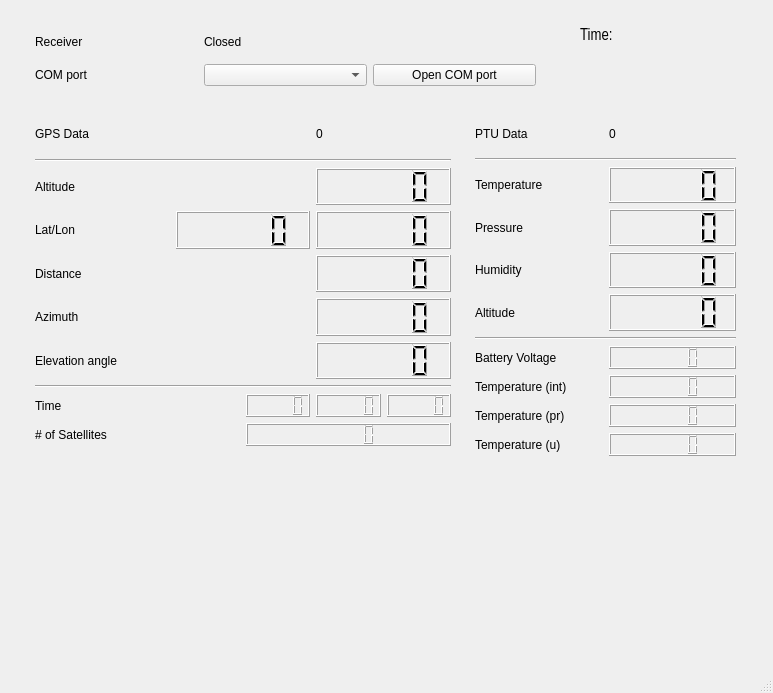
Qt form iMet.ui (ntu-as-cooklab/iMet-gui) before a commit.
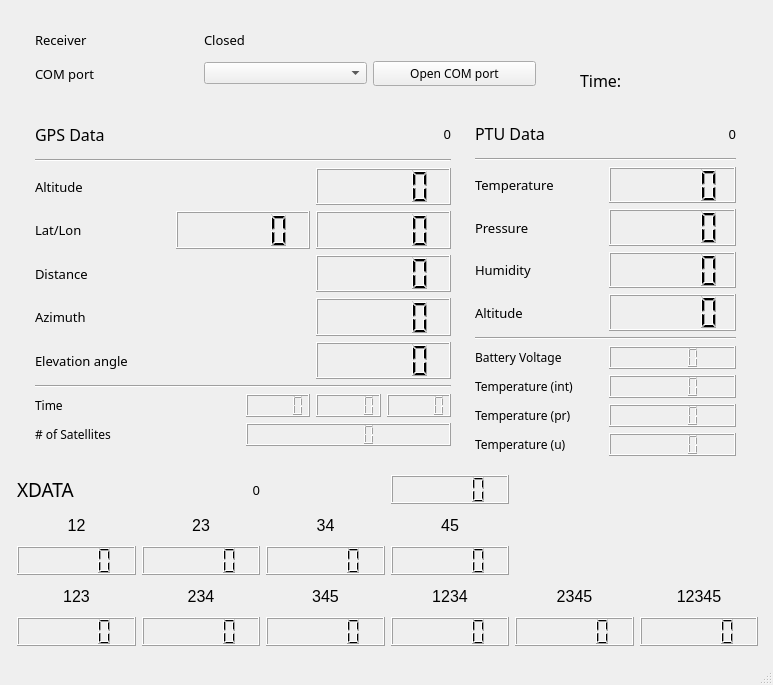
The same form after that commit.

What changed in the file:
```diff
--- a/iMet.ui
+++ b/iMet.ui
@@ -7,38 +7,13 @@
     <x>0</x>
     <y>0</y>
     <width>773</width>
-    <height>693</height>
+    <height>685</height>
    </rect>
   </property>
   <property name="windowTitle">
    <string>MainWindow</string>
   </property>
   <widget class="QWidget" name="centralwidget">
-   <widget class="QLabel" name="Time">
-    <property name="geometry">
-     <rect>
-      <x>580</x>
-      <y>20</y>
-      <width>161</width>
-      <height>31</height>
-     </rect>
-    </property>
-    <property name="font">
-     <font>
-      <family>Arial Narrow</family>
-      <pointsize>12</pointsize>
-      <weight>9</weight>
-      <italic>false</italic>
-      <bold>false</bold>
-     </font>
-    </property>
-    <property name="styleSheet">
-     <string notr="true">font: 75 12pt &quot;Arial Narrow&quot;;</string>
-    </property>
-    <property name="text">
-     <string>Time:</string>
-    </property>
-   </widget>
    <widget class="QWidget" name="gridLayoutWidget">
     <property name="geometry">
      <rect>
@@ -63,6 +38,12 @@
      </property>
      <item row="7" column="0">
       <widget class="QLabel" name="label_2">
+       <property name="font">
+        <font>
+         <family>Century Gothic</family>
+         <pointsize>10</pointsize>
+        </font>
+       </property>
        <property name="text">
         <string>Distance</string>
        </property>
@@ -76,6 +57,12 @@
      </item>
      <item row="5" column="0">
       <widget class="QLabel" name="label_9">
+       <property name="font">
+        <font>
+         <family>Century Gothic</family>
+         <pointsize>10</pointsize>
+        </font>
+       </property>
        <property name="text">
         <string>Lat/Lon</string>
        </property>
@@ -86,6 +73,12 @@
      </item>
      <item row="3" column="0">
       <widget class="QLabel" name="label">
+       <property name="font">
+        <font>
+         <family>Century Gothic</family>
+         <pointsize>10</pointsize>
+        </font>
+       </property>
        <property name="text">
         <string>Altitude</string>
        </property>
@@ -96,6 +89,12 @@
      </item>
      <item row="1" column="0">
       <widget class="QLabel" name="label_23">
+       <property name="font">
+        <font>
+         <family>Century Gothic</family>
+         <pointsize>12</pointsize>
+        </font>
+       </property>
        <property name="text">
         <string>GPS Data</string>
        </property>
@@ -119,6 +118,12 @@
      </item>
      <item row="9" column="0">
       <widget class="QLabel" name="label_21">
+       <property name="font">
+        <font>
+         <family>Century Gothic</family>
+         <pointsize>10</pointsize>
+        </font>
+       </property>
        <property name="text">
         <string>Elevation angle</string>
        </property>
@@ -126,13 +131,28 @@
      </item>
      <item row="1" column="2">
       <widget class="QLabel" name="GPS_NO">
+       <property name="font">
+        <font>
+         <family>Century Gothic</family>
+         <pointsize>10</pointsize>
+        </font>
+       </property>
        <property name="text">
         <string>0</string>
        </property>
+       <property name="alignment">
+        <set>Qt::AlignRight|Qt::AlignTrailing|Qt::AlignVCenter</set>
+       </property>
       </widget>
      </item>
      <item row="8" column="0">
       <widget class="QLabel" name="label_10">
+       <property name="font">
+        <font>
+         <family>Century Gothic</family>
+         <pointsize>10</pointsize>
+        </font>
+       </property>
        <property name="text">
         <string>Azimuth</string>
        </property>
@@ -161,6 +181,12 @@
        </item>
        <item row="1" column="0">
         <widget class="QLabel" name="label_12">
+         <property name="font">
+          <font>
+           <family>Century Gothic</family>
+           <pointsize>9</pointsize>
+          </font>
+         </property>
          <property name="text">
           <string># of Satellites</string>
          </property>
@@ -171,6 +197,12 @@
        </item>
        <item row="0" column="0">
         <widget class="QLabel" name="label_11">
+         <property name="font">
+          <font>
+           <family>Century Gothic</family>
+           <pointsize>9</pointsize>
+          </font>
+         </property>
          <property name="text">
           <string>Time</string>
          </property>
@@ -211,6 +243,12 @@
      </property>
      <item row="1" column="0">
       <widget class="QLabel" name="label_3">
+       <property name="font">
+        <font>
+         <family>Century Gothic</family>
+         <pointsize>10</pointsize>
+        </font>
+       </property>
        <property name="text">
         <string>Receiver</string>
        </property>
@@ -218,6 +256,12 @@
      </item>
      <item row="2" column="0">
       <widget class="QLabel" name="label_5">
+       <property name="font">
+        <font>
+         <family>Century Gothic</family>
+         <pointsize>10</pointsize>
+        </font>
+       </property>
        <property name="text">
         <string>COM port</string>
        </property>
@@ -225,6 +269,12 @@
      </item>
      <item row="2" column="2">
       <widget class="QPushButton" name="OPEN_COM1">
+       <property name="font">
+        <font>
+         <family>Century Gothic</family>
+         <pointsize>9</pointsize>
+        </font>
+       </property>
        <property name="text">
         <string>Open COM port</string>
        </property>
@@ -232,6 +282,12 @@
      </item>
      <item row="1" column="1">
       <widget class="QLabel" name="COM1_OPENED">
+       <property name="font">
+        <font>
+         <family>Century Gothic</family>
+         <pointsize>10</pointsize>
+        </font>
+       </property>
        <property name="text">
         <string>Closed</string>
        </property>
@@ -266,6 +322,12 @@
      </property>
      <item row="0" column="0">
       <widget class="QLabel" name="label_24">
+       <property name="font">
+        <font>
+         <family>Century Gothic</family>
+         <pointsize>12</pointsize>
+        </font>
+       </property>
        <property name="text">
         <string>PTU Data</string>
        </property>
@@ -273,6 +335,12 @@
      </item>
      <item row="3" column="0">
       <widget class="QLabel" name="label_15">
+       <property name="font">
+        <font>
+         <family>Century Gothic</family>
+         <pointsize>10</pointsize>
+        </font>
+       </property>
        <property name="text">
         <string>Temperature</string>
        </property>
@@ -280,6 +348,12 @@
      </item>
      <item row="4" column="0">
       <widget class="QLabel" name="label_17">
+       <property name="font">
+        <font>
+         <family>Century Gothic</family>
+         <pointsize>10</pointsize>
+        </font>
+       </property>
        <property name="text">
         <string>Pressure</string>
        </property>
@@ -287,6 +361,12 @@
      </item>
      <item row="5" column="0">
       <widget class="QLabel" name="label_18">
+       <property name="font">
+        <font>
+         <family>Century Gothic</family>
+         <pointsize>10</pointsize>
+        </font>
+       </property>
        <property name="text">
         <string>Humidity</string>
        </property>
@@ -317,6 +397,12 @@
      </item>
      <item row="6" column="0">
       <widget class="QLabel" name="label_22">
+       <property name="font">
+        <font>
+         <family>Century Gothic</family>
+         <pointsize>10</pointsize>
+        </font>
+       </property>
        <property name="text">
         <string>Altitude</string>
        </property>
@@ -327,15 +413,29 @@
      </item>
      <item row="0" column="1">
       <widget class="QLabel" name="PTU_NO">
+       <property name="font">
+        <font>
+         <family>Century Gothic</family>
+         <pointsize>10</pointsize>
+        </font>
+       </property>
        <property name="text">
         <string>0</string>
        </property>
+       <property name="alignment">
+        <set>Qt::AlignRight|Qt::AlignTrailing|Qt::AlignVCenter</set>
+       </property>
       </widget>
      </item>
      <item row="9" column="0" colspan="2">
       <layout class="QGridLayout" name="gridLayout_5">
        <item row="2" column="0">
         <widget class="QLabel" name="label_26">
+         <property name="font">
+          <font>
+           <family>Century Gothic</family>
+          </font>
+         </property>
          <property name="text">
           <string>Temperature (pr)</string>
          </property>
@@ -352,6 +452,11 @@
        </item>
        <item row="1" column="0">
         <widget class="QLabel" name="label_25">
+         <property name="font">
+          <font>
+           <family>Century Gothic</family>
+          </font>
+         </property>
          <property name="text">
           <string>Temperature (int)</string>
          </property>
@@ -359,6 +464,11 @@
        </item>
        <item row="3" column="0">
         <widget class="QLabel" name="label_27">
+         <property name="font">
+          <font>
+           <family>Century Gothic</family>
+          </font>
+         </property>
          <property name="text">
           <string>Temperature (u)</string>
          </property>
@@ -369,6 +479,11 @@
        </item>
        <item row="0" column="0">
         <widget class="QLabel" name="label_20">
+         <property name="font">
+          <font>
+           <family>Century Gothic</family>
+          </font>
+         </property>
          <property name="text">
           <string>Battery Voltage</string>
          </property>
@@ -378,11 +493,259 @@
      </item>
     </layout>
    </widget>
-   <zorder>Time</zorder>
-   <zorder>gridLayoutWidget</zorder>
-   <zorder>gridLayoutWidget_2</zorder>
-   <zorder>gridLayoutWidget_3</zorder>
-   <zorder>GPS_H</zorder>
+   <widget class="QWidget" name="gridLayoutWidget_4">
+    <property name="geometry">
+     <rect>
+      <x>17</x>
+      <y>475</y>
+      <width>741</width>
+      <height>171</height>
+     </rect>
+    </property>
+    <layout class="QGridLayout" name="gridLayout_6">
+     <item row="3" column="0">
+      <widget class="QLCDNumber" name="DATA12"/>
+     </item>
+     <item row="3" column="1">
+      <widget class="QLCDNumber" name="DATA23"/>
+     </item>
+     <item row="5" column="5">
+      <widget class="QLCDNumber" name="DATA12345"/>
+     </item>
+     <item row="2" column="1">
+      <widget class="QLabel" name="label_30">
+       <property name="font">
+        <font>
+         <family>Arial</family>
+         <pointsize>12</pointsize>
+        </font>
+       </property>
+       <property name="text">
+        <string>23</string>
+       </property>
+       <property name="alignment">
+        <set>Qt::AlignCenter</set>
+       </property>
+      </widget>
+     </item>
+     <item row="2" column="0">
+      <widget class="QLabel" name="label_4">
+       <property name="font">
+        <font>
+         <family>Arial</family>
+         <pointsize>12</pointsize>
+        </font>
+       </property>
+       <property name="text">
+        <string>12</string>
+       </property>
+       <property name="alignment">
+        <set>Qt::AlignCenter</set>
+       </property>
+      </widget>
+     </item>
+     <item row="2" column="2">
+      <widget class="QLabel" name="label_6">
+       <property name="font">
+        <font>
+         <family>Arial</family>
+         <pointsize>12</pointsize>
+        </font>
+       </property>
+       <property name="text">
+        <string>34</string>
+       </property>
+       <property name="alignment">
+        <set>Qt::AlignCenter</set>
+       </property>
+      </widget>
+     </item>
+     <item row="3" column="2">
+      <widget class="QLCDNumber" name="DATA34"/>
+     </item>
+     <item row="2" column="3">
+      <widget class="QLabel" name="label_7">
+       <property name="font">
+        <font>
+         <family>Arial</family>
+         <pointsize>12</pointsize>
+        </font>
+       </property>
+       <property name="text">
+        <string>45</string>
+       </property>
+       <property name="alignment">
+        <set>Qt::AlignCenter</set>
+       </property>
+      </widget>
+     </item>
+     <item row="3" column="3">
+      <widget class="QLCDNumber" name="DATA45"/>
+     </item>
+     <item row="5" column="0">
+      <widget class="QLCDNumber" name="DATA123"/>
+     </item>
+     <item row="5" column="4">
+      <widget class="QLCDNumber" name="DATA2345"/>
+     </item>
+     <item row="1" column="0">
+      <widget class="QLabel" name="label_29">
+       <property name="font">
+        <font>
+         <family>Century Gothic</family>
+         <pointsize>14</pointsize>
+        </font>
+       </property>
+       <property name="text">
+        <string>XDATA</string>
+       </property>
+      </widget>
+     </item>
+     <item row="4" column="0">
+      <widget class="QLabel" name="label_8">
+       <property name="font">
+        <font>
+         <family>Arial</family>
+         <pointsize>12</pointsize>
+        </font>
+       </property>
+       <property name="text">
+        <string>123</string>
+       </property>
+       <property name="alignment">
+        <set>Qt::AlignCenter</set>
+       </property>
+      </widget>
+     </item>
+     <item row="5" column="1">
+      <widget class="QLCDNumber" name="DATA234"/>
+     </item>
+     <item row="4" column="4">
+      <widget class="QLabel" name="label_19">
+       <property name="font">
+        <font>
+         <family>Arial</family>
+         <pointsize>12</pointsize>
+        </font>
+       </property>
+       <property name="text">
+        <string>2345</string>
+       </property>
+       <property name="alignment">
+        <set>Qt::AlignCenter</set>
+       </property>
+      </widget>
+     </item>
+     <item row="4" column="2">
+      <widget class="QLabel" name="label_14">
+       <property name="font">
+        <font>
+         <family>Arial</family>
+         <pointsize>12</pointsize>
+        </font>
+       </property>
+       <property name="text">
+        <string>345</string>
+       </property>
+       <property name="alignment">
+        <set>Qt::AlignCenter</set>
+       </property>
+      </widget>
+     </item>
+     <item row="4" column="3">
+      <widget class="QLabel" name="label_16">
+       <property name="font">
+        <font>
+         <family>Arial</family>
+         <pointsize>12</pointsize>
+        </font>
+       </property>
+       <property name="text">
+        <string>1234</string>
+       </property>
+       <property name="alignment">
+        <set>Qt::AlignCenter</set>
+       </property>
+      </widget>
+     </item>
+     <item row="5" column="3">
+      <widget class="QLCDNumber" name="DATA1234"/>
+     </item>
+     <item row="5" column="2">
+      <widget class="QLCDNumber" name="DATA345"/>
+     </item>
+     <item row="4" column="1">
+      <widget class="QLabel" name="label_13">
+       <property name="font">
+        <font>
+         <family>Arial</family>
+         <pointsize>12</pointsize>
+        </font>
+       </property>
+       <property name="text">
+        <string>234</string>
+       </property>
+       <property name="alignment">
+        <set>Qt::AlignCenter</set>
+       </property>
+      </widget>
+     </item>
+     <item row="4" column="5">
+      <widget class="QLabel" name="label_28">
+       <property name="font">
+        <font>
+         <family>Arial</family>
+         <pointsize>12</pointsize>
+        </font>
+       </property>
+       <property name="text">
+        <string>12345</string>
+       </property>
+       <property name="alignment">
+        <set>Qt::AlignCenter</set>
+       </property>
+      </widget>
+     </item>
+     <item row="1" column="1">
+      <widget class="QLabel" name="XDATA_NO">
+       <property name="font">
+        <font>
+         <family>Century Gothic</family>
+         <pointsize>10</pointsize>
+        </font>
+       </property>
+       <property name="text">
+        <string>0</string>
+       </property>
+       <property name="alignment">
+        <set>Qt::AlignRight|Qt::AlignTrailing|Qt::AlignVCenter</set>
+       </property>
+      </widget>
+     </item>
+     <item row="1" column="3">
+      <widget class="QLCDNumber" name="DATA_NUM"/>
+     </item>
+    </layout>
+   </widget>
+   <widget class="QLabel" name="Time">
+    <property name="geometry">
+     <rect>
+      <x>580</x>
+      <y>70</y>
+      <width>181</width>
+      <height>21</height>
+     </rect>
+    </property>
+    <property name="font">
+     <font>
+      <family>Century Gothic</family>
+      <pointsize>12</pointsize>
+     </font>
+    </property>
+    <property name="text">
+     <string>Time:</string>
+    </property>
+   </widget>
   </widget>
   <widget class="QStatusBar" name="statusbar"/>
  </widget>
```
